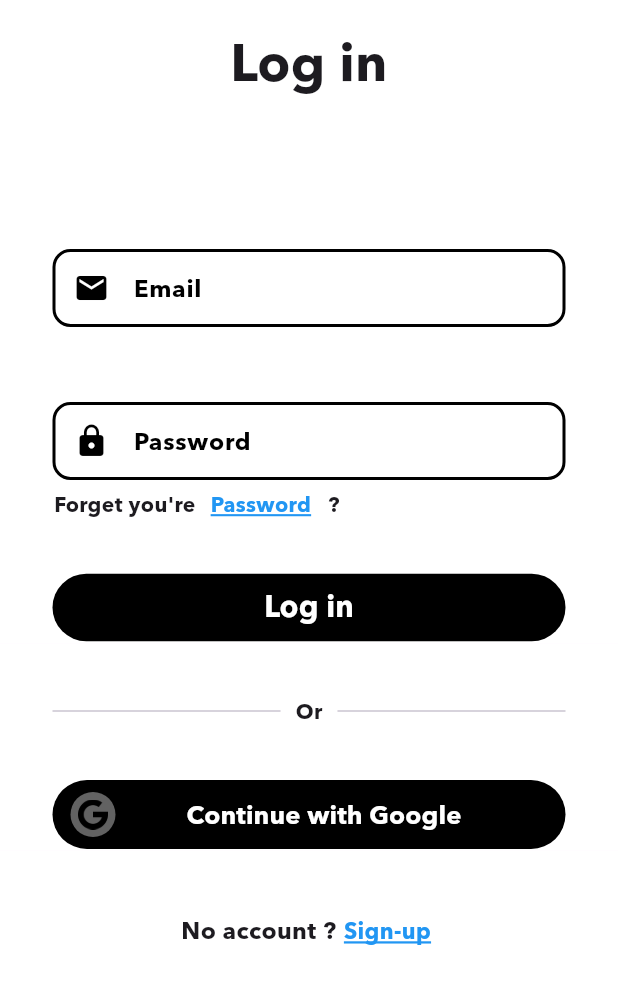
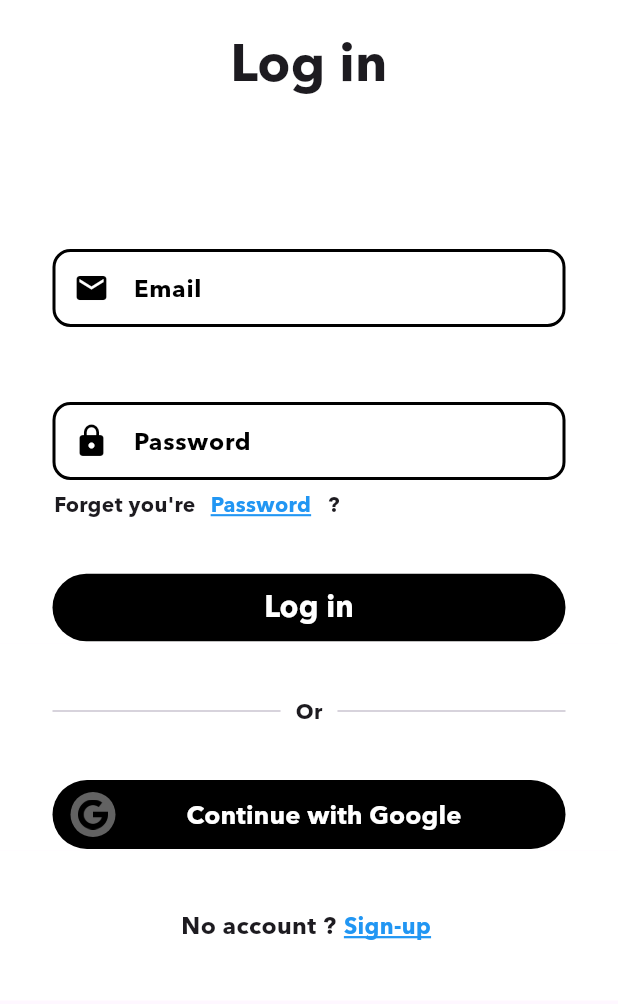
Before and after one commit to edward-lalande/AREA, a Flutter app: the screen it shows after launch, on a phone screen of 412 x 824 dp, the part 216-1220 px from its top. Run offline on Flutter 3.47's test engine with Material 3 defaults, Android fonts, the phone set to English and light mode, and no system bars; our stand-ins replace go_router.

Commit message:
feat(mobile): scrolling view on all this 3 pages, we test on our real devices and its better

```diff
--- a/mobile/lib/pages/login_page.dart
+++ b/mobile/lib/pages/login_page.dart
@@ -27,7 +27,10 @@ class LoginPage extends StatelessWidget {
           ),
         ),
       ),
-      body: Column(
+      body: SingleChildScrollView(
+        child: Padding(
+          padding: EdgeInsets.all(0),
+          child: Column(
         children: [
           Container(
             color: Colors.white,
@@ -150,10 +153,10 @@ class LoginPage extends StatelessWidget {
             },
           ),
           Container(
-            height: 125,
+            height: 100,
             color: Colors.white,
             child: Padding(
-              padding: const EdgeInsets.only(bottom: 18),
+              padding: const EdgeInsets.only(),
               child: Row(
                 mainAxisAlignment: MainAxisAlignment.center,
                 children: [
@@ -187,6 +190,8 @@ class LoginPage extends StatelessWidget {
           ),
         ],
       ),
+        )
+      )
     );
   }
 }
--- a/mobile/lib/pages/password_page.dart
+++ b/mobile/lib/pages/password_page.dart
@@ -26,7 +26,8 @@ class PasswordPage extends StatelessWidget {
           ),
         ),
       ),
-      body: Column(
+      body: SingleChildScrollView(
+        child: Column(
         children: [
           Container(
             color: Colors.white,
@@ -139,11 +140,12 @@ class PasswordPage extends StatelessWidget {
             ),
           ),
           Container(
-            height: 130,
+            height: 80,
             color: Colors.white,
           )
         ],
       ),
+      )
     );
   }
 }
--- a/mobile/lib/pages/signup_page.dart
+++ b/mobile/lib/pages/signup_page.dart
@@ -32,7 +32,7 @@ class SignUpPage extends StatelessWidget {
       ),
       body: SingleChildScrollView(
         child: Padding(
-          padding: const EdgeInsets.all(16.0),
+          padding: const EdgeInsets.all(0),
           child: Column(
             children: [
               Container(
```
